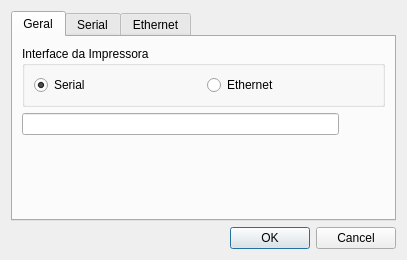
Before: the Qt Designer form settingsdlg.ui in leidensj/BKVale, drawn with Qt 5.
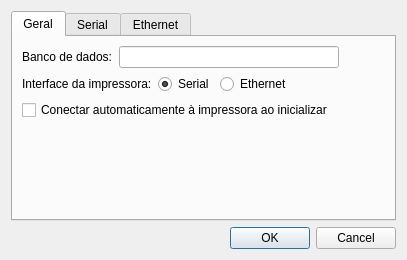
After: the same form once the commit is applied. Icons and pictures are not drawn.

Diff of the .ui file:
```diff
--- a/settingsdlg.ui
+++ b/settingsdlg.ui
@@ -41,48 +41,15 @@
        <string>Geral</string>
       </attribute>
       <layout class="QVBoxLayout" name="verticalLayout_2">
-       <item>
-        <widget class="QGroupBox" name="groupBox">
-         <property name="title">
-          <string>Interface da Impressora</string>
-         </property>
-         <property name="flat">
-          <bool>false</bool>
-         </property>
-         <property name="checkable">
-          <bool>false</bool>
-         </property>
-         <layout class="QHBoxLayout" name="horizontalLayout">
-          <item>
-           <widget class="QRadioButton" name="rdoSerial">
-            <property name="text">
-             <string>Serial</string>
-            </property>
-            <property name="icon">
-             <iconset resource="icons.qrc">
-              <normaloff>:/icons/res/serial.png</normaloff>:/icons/res/serial.png</iconset>
-            </property>
-            <property name="checked">
-             <bool>true</bool>
-            </property>
-           </widget>
-          </item>
-          <item>
-           <widget class="QRadioButton" name="rdoEthernet">
-            <property name="text">
-             <string>Ethernet</string>
-            </property>
-            <property name="icon">
-             <iconset resource="icons.qrc">
-              <normaloff>:/icons/res/ethernet.png</normaloff>:/icons/res/ethernet.png</iconset>
-            </property>
-           </widget>
-          </item>
-         </layout>
-        </widget>
-       </item>
        <item>
         <layout class="QHBoxLayout" name="horizontalLayout_2">
+         <item>
+          <widget class="QLabel" name="label_9">
+           <property name="text">
+            <string>Banco de dados:</string>
+           </property>
+          </widget>
+         </item>
          <item>
           <widget class="QLineEdit" name="edFileDir">
            <property name="readOnly">
@@ -106,6 +73,62 @@
          </item>
         </layout>
        </item>
+       <item>
+        <layout class="QHBoxLayout" name="horizontalLayout_3">
+         <item>
+          <widget class="QLabel" name="label_10">
+           <property name="text">
+            <string>Interface da impressora:</string>
+           </property>
+          </widget>
+         </item>
+         <item>
+          <widget class="QRadioButton" name="rdoSerial">
+           <property name="text">
+            <string>Serial</string>
+           </property>
+           <property name="icon">
+            <iconset resource="icons.qrc">
+             <normaloff>:/icons/res/serial.png</normaloff>:/icons/res/serial.png</iconset>
+           </property>
+           <property name="checked">
+            <bool>true</bool>
+           </property>
+          </widget>
+         </item>
+         <item>
+          <widget class="QRadioButton" name="rdoEthernet">
+           <property name="text">
+            <string>Ethernet</string>
+           </property>
+           <property name="icon">
+            <iconset resource="icons.qrc">
+             <normaloff>:/icons/res/ethernet.png</normaloff>:/icons/res/ethernet.png</iconset>
+           </property>
+          </widget>
+         </item>
+         <item>
+          <spacer name="horizontalSpacer">
+           <property name="orientation">
+            <enum>Qt::Horizontal</enum>
+           </property>
+           <property name="sizeHint" stdset="0">
+            <size>
+             <width>40</width>
+             <height>20</height>
+            </size>
+           </property>
+          </spacer>
+         </item>
+        </layout>
+       </item>
+       <item>
+        <widget class="QCheckBox" name="cbConnectStartup">
+         <property name="text">
+          <string>Conectar automaticamente à impressora ao inicializar</string>
+         </property>
+        </widget>
+       </item>
        <item>
         <spacer name="verticalSpacer">
          <property name="orientation">
```
Left out of the diff: 16 changed lines with no effect on the pictures.
